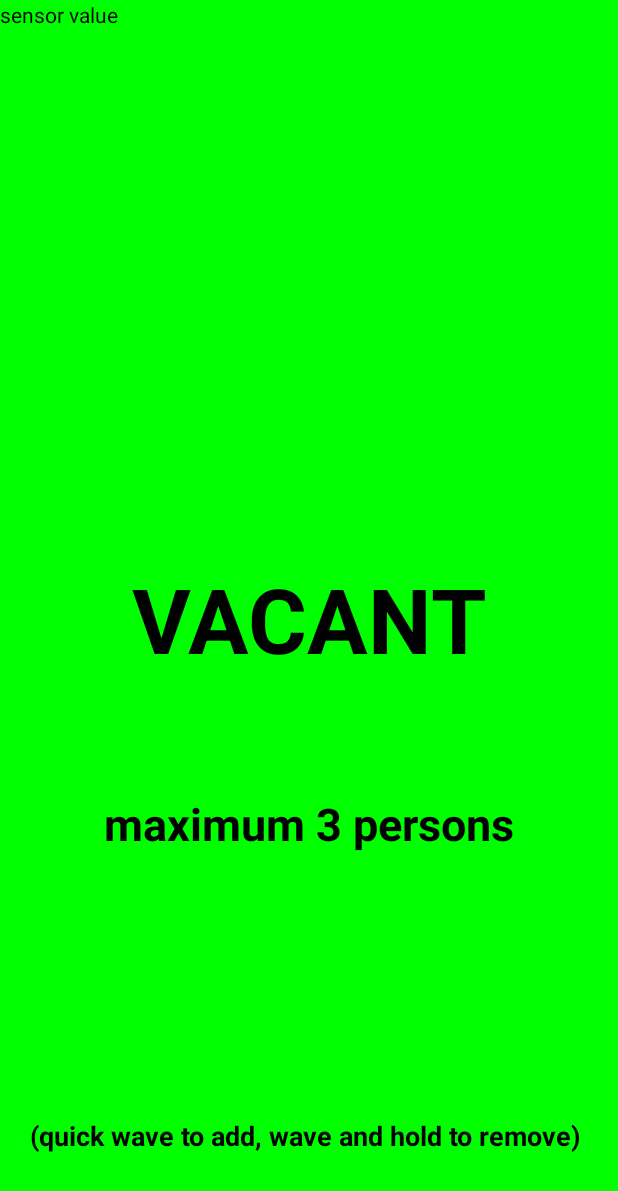
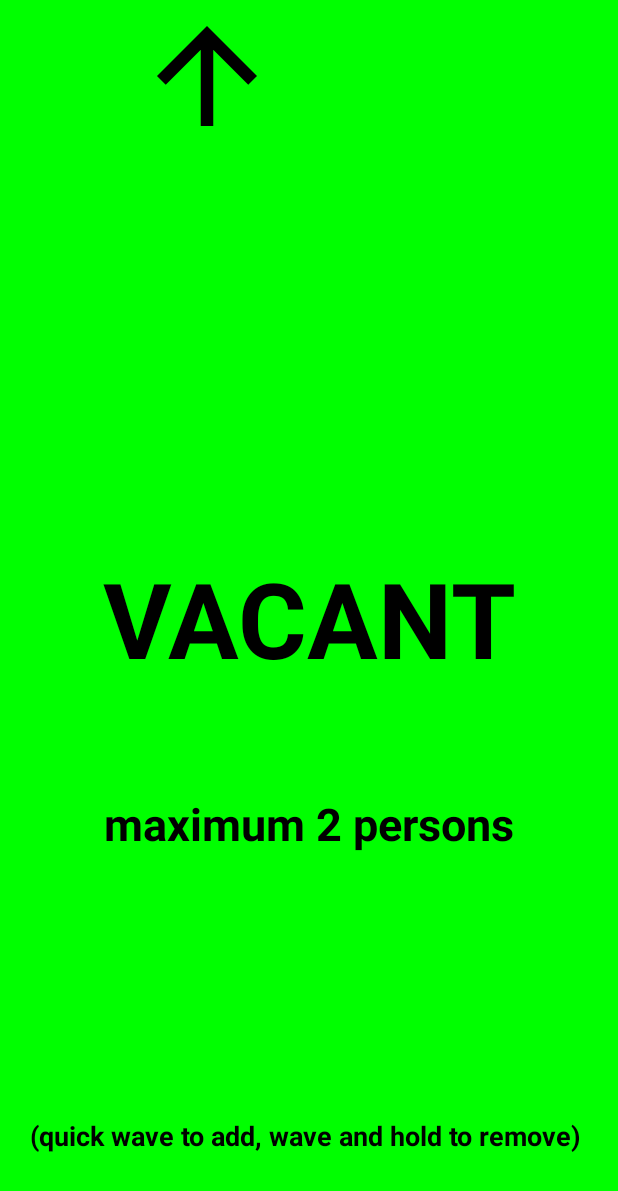
Before and after one commit to SafeSCADA/TouchlessRoomManager, an Android app: the screen it shows after launch (MainActivity), on a phone screen of 412 x 824 dp. Shown: the top 1191 px of the screen. Run offline under Robolectric (Android 15) with nearby library versions, the phone set to English and light mode, and no system bars.

Commit message:
Added sensor indication arrow and wave indication

```diff
--- a/app/src/main/java/com/safescada/touchlessroommanager/MainActivity.java
+++ b/app/src/main/java/com/safescada/touchlessroommanager/MainActivity.java
@@ -10,8 +10,10 @@ import android.hardware.SensorEvent;
 import android.hardware.SensorEventListener;
 import android.hardware.SensorManager;
 import android.os.Bundle;
+import android.view.View;
 import android.view.Window;
 import android.view.WindowManager;
+import android.widget.ProgressBar;
 import android.widget.TextView;
 
 public class MainActivity extends AppCompatActivity implements SensorEventListener {
@@ -25,13 +27,14 @@ public class MainActivity extends AppCompatActivity implements SensorEventListen
     private Integer personLimit;
     private Float sensorValue;
     private Integer longWaveTime;
+    private ProgressBar pbarWaveProgress;
     public Boolean riseTrigger;
     public Boolean fallTrigger;
+    public long waveProgress;
     public long riseTime;
     public long fallTime;
     public long waveTime;
     ConstraintLayout layout;
-
     @Override
     protected void onCreate(Bundle savedInstanceState) {
         super.onCreate(savedInstanceState);
@@ -46,6 +49,9 @@ public class MainActivity extends AppCompatActivity implements SensorEventListen
         textOccupancyView = findViewById(R.id.textStat2);
         textSensorView = findViewById(R.id.textSensorValue);
         sensorManager = (SensorManager) getSystemService(Context.SENSOR_SERVICE);
+        pbarWaveProgress = (ProgressBar) findViewById(R.id.progressWave);
+
+
         if (sensorManager.getDefaultSensor(Sensor.TYPE_PROXIMITY)!=null)
         {
             proximitySensor = sensorManager.getDefaultSensor(Sensor.TYPE_PROXIMITY);
@@ -56,7 +62,7 @@ public class MainActivity extends AppCompatActivity implements SensorEventListen
         }
 
         personCount = 0; // assume no people in on startup
-        personLimit = 3; // TODO change this to user configurable
+        personLimit = 2; // TODO change this to user configurable
         longWaveTime = 1;
         riseTrigger = false;
         fallTrigger = false;
@@ -69,7 +75,6 @@ public class MainActivity extends AppCompatActivity implements SensorEventListen
     public void onSensorChanged(SensorEvent sensorEvent) {
 
         sensorValue = sensorEvent.values[0];
-        textSensorView.setText("sensor value " + sensorValue + " cm");
         if (sensorValue == 0 && !fallTrigger) {
             if (!riseTrigger)
             {
@@ -77,14 +82,19 @@ public class MainActivity extends AppCompatActivity implements SensorEventListen
             }
             riseTrigger = true;
         }
+        if (sensorValue == 0) {
+            startProgressBar(riseTime);
+        }
 
+        textSensorView.setText("sensor value " + sensorValue + " cm held for " + waveProgress + " falltime: " + fallTime + " risetime: " + riseTime + " sensortime: " + sensorEvent.timestamp);
         if (sensorValue > 0 && riseTrigger) {
             fallTime = sensorEvent.timestamp;
             fallTrigger = true;
         }
 
         if (sensorValue > 0 && riseTrigger && fallTrigger) {
-
+            //pbarWaveProgress.setProgress(0); // Disabled due to OnSensor change difference in VM and device
+            pbarWaveProgress.setVisibility(View.INVISIBLE);
             fallTrigger = false;
             riseTrigger = false;
             waveTime = fallTime - riseTime;
@@ -165,7 +175,7 @@ public class MainActivity extends AppCompatActivity implements SensorEventListen
         }
         if (personCount >= personLimit) {
             roomFull();
-        }else {
+        } else {
             roomOccupied();
         }
     }
@@ -176,9 +186,14 @@ public class MainActivity extends AppCompatActivity implements SensorEventListen
         }
         if (personCount == 0) {
             roomEmpty();
-        }else {
+        } else {
                 roomOccupied();
         }
     }
+    public void startProgressBar(long riseTime) {
+        // TODO: Change back to horizontal type and use the riseTime in a thread to set progress.
+        pbarWaveProgress.setVisibility(View.VISIBLE);
+
+    }
 
 }
--- /dev/null
+++ b/app/src/main/res/drawable/circle.xml
@@ -0,0 +1,11 @@
+<?xml version="1.0" encoding="utf-8"?>
+<shape
+    xmlns:android="http://schemas.android.com/apk/res/android"
+    android:shape="ring"
+    android:innerRadius="60dp"
+    android:thickness="10dp"
+    android:useLevel="true">
+
+    <solid android:color="#000000" />
+
+</shape>
--- /dev/null
+++ b/app/src/main/res/layout-land/activity_main.xml
@@ -0,0 +1,97 @@
+<?xml version="1.0" encoding="utf-8"?>
+<androidx.constraintlayout.widget.ConstraintLayout xmlns:android="http://schemas.android.com/apk/res/android"
+    xmlns:app="http://schemas.android.com/apk/res-auto"
+    xmlns:tools="http://schemas.android.com/tools"
+    android:id="@+id/mainPage"
+    android:layout_width="match_parent"
+    android:layout_height="match_parent"
+    android:background="#FFFFFF"
+    tools:context=".MainActivity">
+
+    <ImageView
+        android:id="@+id/imageView2"
+        android:layout_width="100dp"
+        android:layout_height="100dp"
+        app:layout_constraintBottom_toBottomOf="parent"
+        app:layout_constraintHorizontal_bias="0.0"
+        app:layout_constraintLeft_toLeftOf="parent"
+        app:layout_constraintRight_toRightOf="parent"
+        app:layout_constraintTop_toTopOf="parent"
+        app:layout_constraintVertical_bias="0.697"
+        app:srcCompat="@drawable/abc_vector_test"
+        android:tint="#000000"
+        />
+
+    <TextView
+        android:id="@+id/textStat2"
+        android:layout_width="wrap_content"
+        android:layout_height="wrap_content"
+        android:textColor="#000000"
+        android:textSize="30sp"
+        android:textStyle="bold"
+        app:layout_constraintBottom_toBottomOf="parent"
+        app:layout_constraintHorizontal_bias="0.501"
+        app:layout_constraintLeft_toLeftOf="parent"
+        app:layout_constraintRight_toRightOf="parent"
+        app:layout_constraintTop_toTopOf="parent"
+        app:layout_constraintVertical_bias="0.675" />
+
+    <TextView
+        android:id="@+id/textHelp"
+        android:layout_width="wrap_content"
+        android:layout_height="wrap_content"
+        android:text="(quick wave to add, wave and hold to remove) "
+        android:textColor="#000000"
+        android:textSize="18sp"
+        android:textStyle="bold"
+        app:layout_constraintBottom_toBottomOf="parent"
+        app:layout_constraintLeft_toLeftOf="parent"
+        app:layout_constraintRight_toRightOf="parent"
+        app:layout_constraintTop_toTopOf="parent"
+        app:layout_constraintVertical_bias="0.932" />
+
+    <TextView
+        android:id="@+id/textStat"
+        android:layout_width="wrap_content"
+        android:layout_height="wrap_content"
+        android:text="Starting..."
+        android:textColor="#000000"
+        android:textSize="70sp"
+        android:textStyle="bold"
+        app:layout_constraintBottom_toBottomOf="parent"
+        app:layout_constraintLeft_toLeftOf="parent"
+        app:layout_constraintRight_toRightOf="parent"
+        app:layout_constraintTop_toTopOf="parent" />
+
+    <TextView
+        android:id="@+id/textSensorValue"
+        android:layout_width="wrap_content"
+        android:layout_height="wrap_content"
+        android:text="sensor value"
+        android:visibility="invisible"
+        tools:layout_editor_absoluteX="16dp"
+        tools:layout_editor_absoluteY="16dp" />
+
+    <ProgressBar
+        android:id="@+id/progressWave"
+        style="@style/Widget.AppCompat.ProgressBar"
+        android:layout_width="188dp"
+        android:layout_height="190dp"
+
+        android:color="#000000"
+        android:indeterminate="false"
+        android:max="10"
+        android:progress="0"
+        android:progressDrawable="@drawable/circle"
+        android:text="sensor value"
+        android:visibility="invisible"
+        app:layout_constraintBottom_toBottomOf="parent"
+        app:layout_constraintHorizontal_bias="0.478"
+        app:layout_constraintLeft_toLeftOf="parent"
+        app:layout_constraintRight_toRightOf="parent"
+        app:layout_constraintTop_toTopOf="parent"
+        app:layout_constraintVertical_bias="0.022"
+        android:tint="#000000"
+        />
+
+</androidx.constraintlayout.widget.ConstraintLayout>
--- a/app/src/main/res/layout/activity_main.xml
+++ b/app/src/main/res/layout/activity_main.xml
@@ -42,7 +42,7 @@
         android:layout_height="wrap_content"
         android:text="Starting..."
         android:textColor="#000000"
-        android:textSize="60sp"
+        android:textSize="70sp"
         android:textStyle="bold"
         app:layout_constraintBottom_toBottomOf="parent"
         app:layout_constraintLeft_toLeftOf="parent"
@@ -54,7 +54,45 @@
         android:layout_width="wrap_content"
         android:layout_height="wrap_content"
         android:text="sensor value"
+        android:visibility="invisible"
         tools:layout_editor_absoluteX="16dp"
         tools:layout_editor_absoluteY="16dp" />
 
+    <ProgressBar
+        android:id="@+id/progressWave"
+        style="@style/Widget.AppCompat.ProgressBar"
+        android:layout_width="188dp"
+        android:layout_height="190dp"
+
+        android:color="#000000"
+        android:indeterminate="false"
+        android:max="10"
+        android:progress="0"
+        android:progressDrawable="@drawable/circle"
+        android:text="sensor value"
+        android:visibility="invisible"
+        app:layout_constraintBottom_toBottomOf="parent"
+        app:layout_constraintHorizontal_bias="0.497"
+        app:layout_constraintLeft_toLeftOf="parent"
+        app:layout_constraintRight_toRightOf="parent"
+        app:layout_constraintTop_toTopOf="parent"
+        app:layout_constraintVertical_bias="0.171"
+        android:tint="#000000"
+        />
+
+    <ImageView
+        android:id="@+id/imageView"
+        android:layout_width="100dp"
+        android:layout_height="100dp"
+        android:rotation="90"
+        app:layout_constraintBottom_toBottomOf="parent"
+        app:layout_constraintHorizontal_bias="0.282"
+        app:layout_constraintLeft_toLeftOf="parent"
+        app:layout_constraintRight_toRightOf="parent"
+        app:layout_constraintTop_toTopOf="parent"
+        app:layout_constraintVertical_bias="0.001"
+        app:srcCompat="@drawable/abc_vector_test"
+        android:tint="#000000"
+        />
+
 </androidx.constraintlayout.widget.ConstraintLayout>
--- a/app/src/main/res/values/strings.xml
+++ b/app/src/main/res/values/strings.xml
@@ -1,3 +1,3 @@
 <resources>
-    <string name="app_name">Touchless Room Vacancy</string>
+    <string name="app_name">Touchless Room Manager</string>
 </resources>
```
Also changed, not shown: 389 other files.
